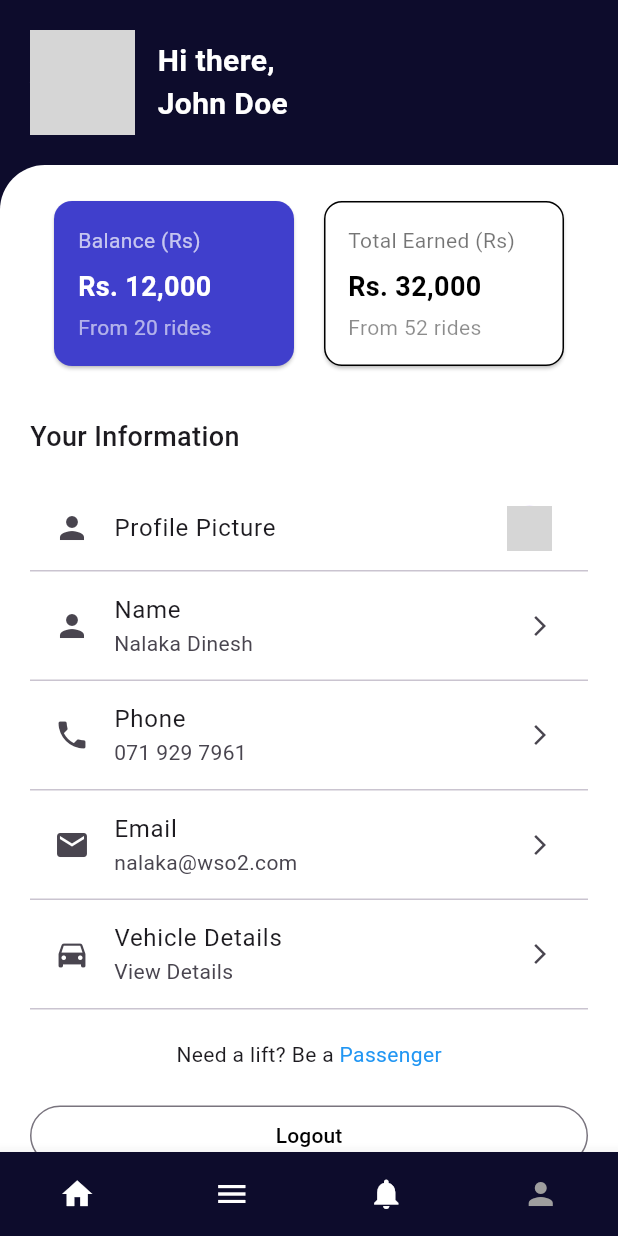
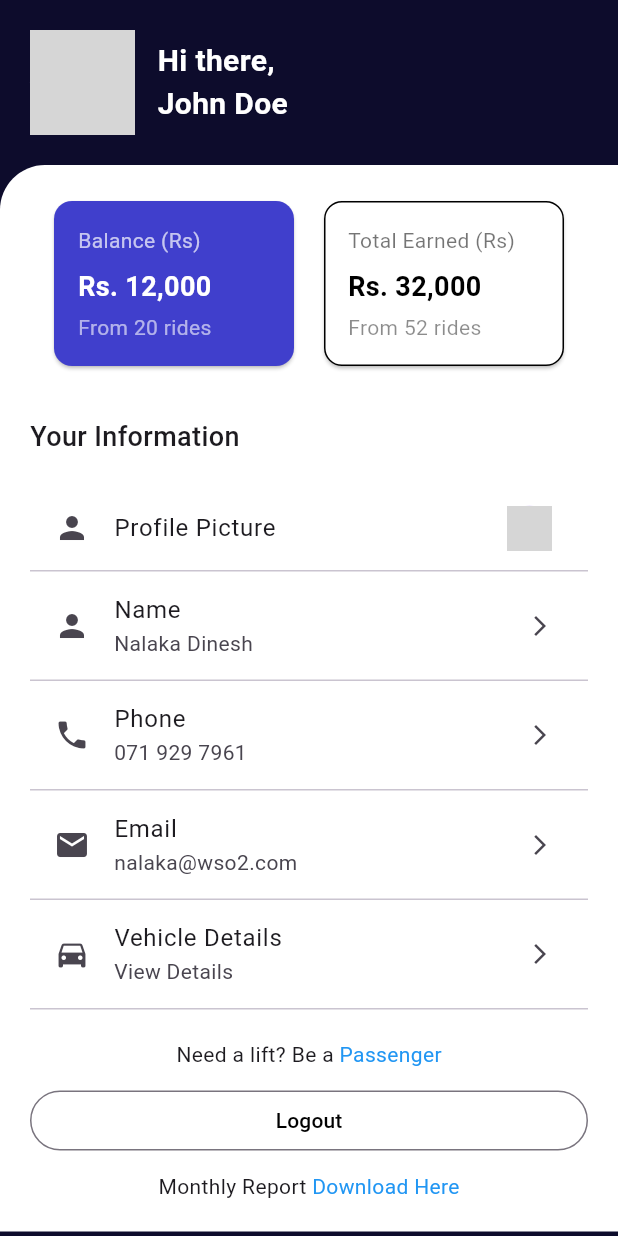
Before and after one commit to wso2-ballerina-carpooling-project/mobile-app-frontend, a Flutter app: the screen it shows after launch, on a phone screen of 412 x 824 dp. Run offline on Flutter 3.47's test engine with Material 3 defaults, Android fonts, the phone set to English and light mode, and no system bars; network calls fail; grey boxes are pictures that could not be loaded.

Commit message:
tab bar removed

```diff
--- a/lib/main.dart
+++ b/lib/main.dart
@@ -25,7 +25,7 @@
 
 
 import 'package:flutter/material.dart';
-import 'package:mobile_frontend/views/driver_details.dart';
+import 'package:mobile_frontend/views/driver_profile.dart';
 
 void main() {
   runApp(MyApp());
@@ -42,7 +42,7 @@ class MyApp extends StatelessWidget {
       theme: ThemeData(
         primarySwatch: Colors.blue,
       ),
-      home: const DriverDetailsPage(), // 👈 Set this as the home page
+      home: const DriverProfilePage(), // 👈 Set this as the home page
     );
   }
 }
--- a/lib/views/driver_details.dart
+++ b/lib/views/driver_profile.dart
@@ -11,13 +11,13 @@ class MyApp extends StatelessWidget {
   Widget build(BuildContext context) {
     return const MaterialApp(
       debugShowCheckedModeBanner: false,
-      home: DriverDetailsPage(),
+      home: DriverProfilePage(),
     );
   }
 }
 
-class DriverDetailsPage extends StatelessWidget {
-  const DriverDetailsPage({super.key});
+class DriverProfilePage extends StatelessWidget {
+  const DriverProfilePage({super.key});
 
   @override
   Widget build(BuildContext context) {
@@ -131,7 +131,7 @@ class DriverDetailsPage extends StatelessWidget {
                         ),
                       ),
                     ),
-                    const SizedBox(height: 20),
+                    const SizedBox(height: 10),
                     SizedBox(
                       width: double.infinity,
                       child: OutlinedButton(
@@ -167,38 +167,7 @@ class DriverDetailsPage extends StatelessWidget {
         ),
       ),
 
-      // Bottom Navigation Bar
-      bottomNavigationBar: Theme(
-        data: Theme.of(context).copyWith(canvasColor: const Color(0xFF0D0C2C)),
-        child: BottomNavigationBar(
-          type: BottomNavigationBarType.fixed,
-          currentIndex: 3,
-          selectedItemColor: Colors.grey,
-          unselectedItemColor: Colors.white,
-          selectedFontSize: 0,
-          unselectedFontSize: 0,
-          showSelectedLabels: false,
-          showUnselectedLabels: false,
-          items: const [
-            BottomNavigationBarItem(
-              icon: Center(child: Icon(Icons.home)),
-              label: '',
-            ),
-            BottomNavigationBarItem(
-              icon: Center(child: Icon(Icons.menu)),
-              label: '',
-            ),
-            BottomNavigationBarItem(
-              icon: Center(child: Icon(Icons.notifications)),
-              label: '',
-            ),
-            BottomNavigationBarItem(
-              icon: Center(child: Icon(Icons.person)),
-              label: '',
-            ),
-          ],
-        ),
-      ),
+
     );
   }
 
```
